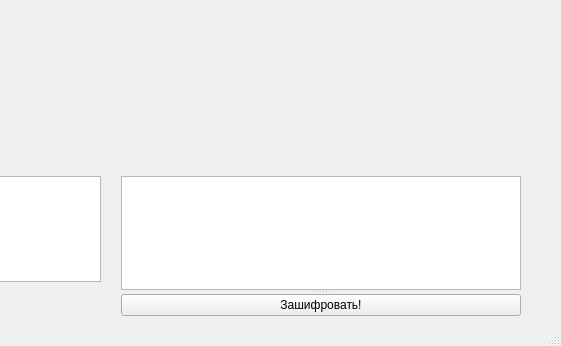
Buartskullar/cryptomaniac, file mainwindow.ui: the form before one commit; both pictures show x 339 to 900 and y 214 to 560 of the 900 by 560 pixel window.
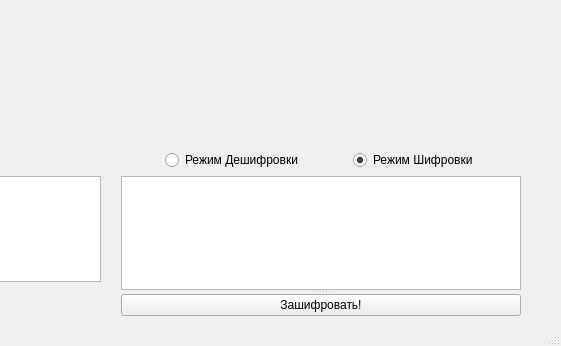
The form after the commit.

Patch:
```diff
--- a/mainwindow.ui
+++ b/mainwindow.ui
@@ -89,6 +89,47 @@
      </property>
     </widget>
    </widget>
+   <widget class="QWidget" name="">
+    <property name="geometry">
+     <rect>
+      <x>460</x>
+      <y>360</y>
+      <width>401</width>
+      <height>28</height>
+     </rect>
+    </property>
+    <layout class="QGridLayout" name="gridLayout">
+     <item row="0" column="0">
+      <widget class="QRadioButton" name="radioButton_decrypt">
+       <property name="sizePolicy">
+        <sizepolicy hsizetype="Fixed" vsizetype="Fixed">
+         <horstretch>0</horstretch>
+         <verstretch>0</verstretch>
+        </sizepolicy>
+       </property>
+       <property name="text">
+        <string>Режим Дешифровки</string>
+       </property>
+      </widget>
+     </item>
+     <item row="0" column="1">
+      <widget class="QRadioButton" name="radioButton_encrypt">
+       <property name="sizePolicy">
+        <sizepolicy hsizetype="Fixed" vsizetype="Fixed">
+         <horstretch>0</horstretch>
+         <verstretch>0</verstretch>
+        </sizepolicy>
+       </property>
+       <property name="text">
+        <string>Режим Шифровки</string>
+       </property>
+       <property name="checked">
+        <bool>true</bool>
+       </property>
+      </widget>
+     </item>
+    </layout>
+   </widget>
   </widget>
   <widget class="QStatusBar" name="statusbar"/>
  </widget>
```
Left out of the diff: 4 changed lines with no effect on the pictures.
